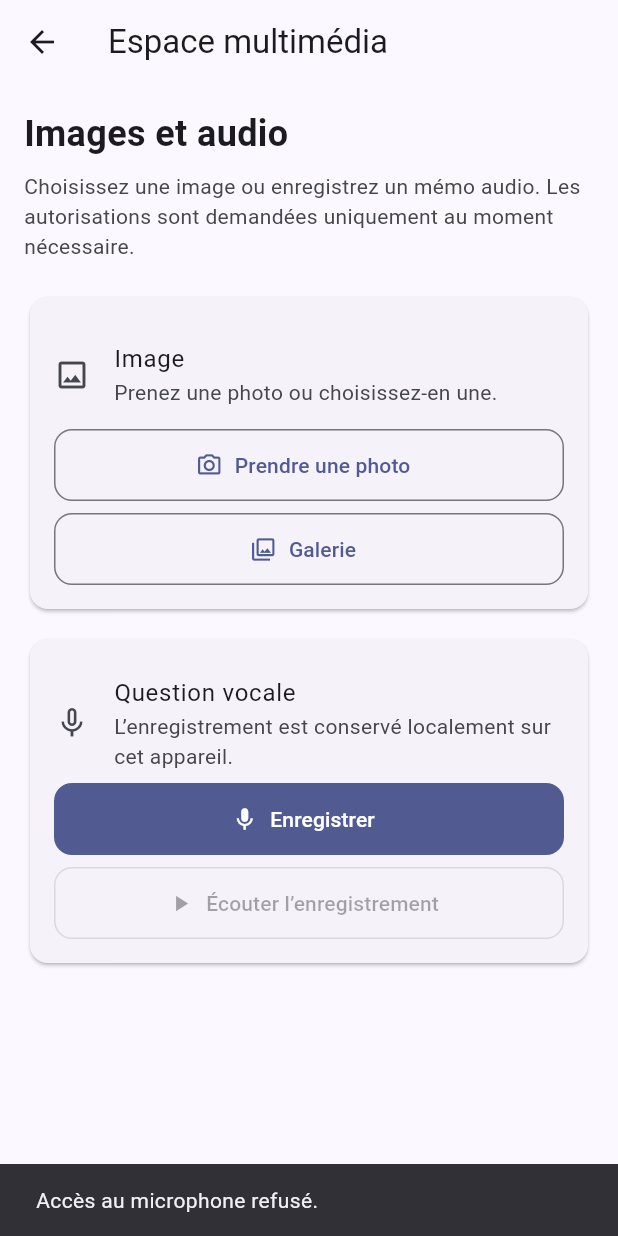
After one commit to Aymen21-n/Emsi-Connect, a Flutter app: the MultimediaPage screen opened directly, after a tap on "Enregistrer", on a phone screen of 412 x 824 dp. The commit adds this screen. Run offline on Flutter 3.47's test engine with Material 3 defaults, Android fonts, the phone set to English and light mode, and no system bars; our stand-ins replace audioplayers, image_picker, permission_handler; missing offline and left inert: record.

Commit message:
Feat : Réalisation du TP5 Partie 2

```diff
--- /dev/null
+++ b/lib/screens/multimedia_page.dart
@@ -0,0 +1,435 @@
+import 'dart:async';
+
+import 'package:audioplayers/audioplayers.dart';
+import 'package:flutter/foundation.dart';
+import 'package:flutter/material.dart';
+import 'package:flutter/services.dart';
+import 'package:image_picker/image_picker.dart';
+import 'package:path/path.dart' as path;
+import 'package:path_provider/path_provider.dart';
+import 'package:permission_handler/permission_handler.dart';
+import 'package:record/record.dart';
+
+class MultimediaPage extends StatefulWidget {
+  const MultimediaPage({super.key});
+
+  @override
+  State<MultimediaPage> createState() => _MultimediaPageState();
+}
+
+class _MultimediaPageState extends State<MultimediaPage> {
+  final ImagePicker _imagePicker = ImagePicker();
+  final AudioRecorder _audioRecorder = AudioRecorder();
+  final AudioPlayer _audioPlayer = AudioPlayer();
+  Uint8List? _imageBytes;
+  String? _imageName;
+  int? _imageSize;
+  String? _audioPath;
+  bool _isRecording = false;
+  bool _isPlaying = false;
+  bool _busy = false;
+  Duration _recordingDuration = Duration.zero;
+  Timer? _recordingTimer;
+  StreamSubscription<PlayerState>? _playerStateSubscription;
+
+  @override
+  void initState() {
+    super.initState();
+    _playerStateSubscription = _audioPlayer.onPlayerStateChanged.listen((
+      state,
+    ) {
+      if (mounted) {
+        setState(() => _isPlaying = state == PlayerState.playing);
+      }
+    });
+  }
+
+  @override
+  void dispose() {
+    _recordingTimer?.cancel();
+    unawaited(_playerStateSubscription?.cancel());
+    unawaited(_audioRecorder.dispose());
+    unawaited(_audioPlayer.dispose());
+    super.dispose();
+  }
+
+  Future<bool> _requestPermission(
+    Permission permission, {
+    required String resource,
+    required String reason,
+  }) async {
+    if (kIsWeb) return true;
+
+    var status = await permission.status;
+    if (status.isGranted) return true;
+
+    if (!mounted) return false;
+    final shouldRequest = await showDialog<bool>(
+      context: context,
+      builder: (context) => AlertDialog(
+        title: Text('Autorisation $resource'),
+        content: Text(reason),
+        actions: [
+          TextButton(
+            onPressed: () => Navigator.pop(context, false),
+            child: const Text('Pas maintenant'),
+          ),
+          FilledButton(
+            onPressed: () => Navigator.pop(context, true),
+            child: const Text('Continuer'),
+          ),
+        ],
+      ),
+    );
+    if (shouldRequest != true) return false;
+
+    status = await permission.request();
+    if (status.isGranted) return true;
+
+    if (!mounted) return false;
+    if (status.isPermanentlyDenied || status.isRestricted) {
+      final openSettings = await showDialog<bool>(
+        context: context,
+        builder: (context) => AlertDialog(
+          title: Text('Accès $resource refusé définitivement'),
+          content: Text(
+            'L’autorisation a été refusée. Vous pouvez la modifier dans les '
+            'paramètres de l’application.',
+          ),
+          actions: [
+            TextButton(
+              onPressed: () => Navigator.pop(context, false),
+              child: const Text('Fermer'),
+            ),
+            FilledButton(
+              onPressed: () => Navigator.pop(context, true),
+              child: const Text('Ouvrir les réglages'),
+            ),
+          ],
+        ),
+      );
+      if (openSettings == true) await openAppSettings();
+    } else {
+      _showMessage('Autorisation $resource refusée.');
+    }
+    return false;
+  }
+
+  Future<void> _pickImage(ImageSource source) async {
+    if (_busy) return;
+    setState(() => _busy = true);
+
+    try {
+      final image = await _imagePicker.pickImage(
+        source: source,
+        imageQuality: 75,
+      );
+      if (!mounted) return;
+      if (image == null) {
+        _showMessage('Sélection annulée.');
+        return;
+      }
+
+      final imageSize = await image.length();
+      final bytes = await image.readAsBytes();
+      if (!mounted) return;
+      setState(() {
+        _imageBytes = bytes;
+        _imageName = image.name;
+        _imageSize = imageSize;
+      });
+    } on PlatformException catch (error) {
+      _showPluginError('Impossible de récupérer cette image', error);
+    } finally {
+      if (mounted) setState(() => _busy = false);
+    }
+  }
+
+  Future<void> _togglePlayback() async {
+    try {
+      if (_isPlaying) {
+        await _audioPlayer.pause();
+      } else {
+        await _playRecording();
+      }
+    } on PlatformException catch (error) {
+      _showPluginError('Impossible de modifier la lecture', error);
+    }
+  }
+
+  Future<void> _toggleRecording() async {
+    if (_isRecording) {
+      await _stopRecording();
+      return;
+    }
+    if (_busy) return;
+    setState(() => _busy = true);
+
+    try {
+      if (!await _requestPermission(
+        Permission.microphone,
+        resource: 'du microphone',
+        reason:
+            'Le microphone est utilisé uniquement pour enregistrer un mémo audio '
+            'sur cet appareil.',
+      )) {
+        return;
+      }
+
+      if (!await _audioRecorder.hasPermission()) {
+        _showMessage('Accès au microphone refusé.');
+        return;
+      }
+
+      final encoder = kIsWeb ? AudioEncoder.wav : AudioEncoder.aacLc;
+      final extension = kIsWeb ? 'wav' : 'm4a';
+      final recordingPath = kIsWeb
+          ? 'emsi_recording.$extension'
+          : path.join(
+              (await getTemporaryDirectory()).path,
+              'question_emsi_${DateTime.now().millisecondsSinceEpoch}.$extension',
+            );
+      await _audioRecorder.start(
+        RecordConfig(encoder: encoder),
+        path: recordingPath,
+      );
+      if (!mounted) return;
+      setState(() {
+        _isRecording = true;
+        _audioPath = null;
+        _recordingDuration = Duration.zero;
+      });
+      _recordingTimer?.cancel();
+      _recordingTimer = Timer.periodic(const Duration(seconds: 1), (_) {
+        if (mounted) {
+          setState(() {
+            _recordingDuration += const Duration(seconds: 1);
+          });
+        }
+      });
+    } on PlatformException catch (error) {
+      _showPluginError('Impossible de démarrer l’enregistrement', error);
+    } finally {
+      if (mounted) setState(() => _busy = false);
+    }
+  }
+
+  Future<void> _stopRecording() async {
+    if (_busy) return;
+    setState(() => _busy = true);
+
+    try {
+      final recordedPath = await _audioRecorder.stop();
+      _recordingTimer?.cancel();
+      _recordingTimer = null;
+      if (!mounted) return;
+      setState(() {
+        _isRecording = false;
+        _audioPath = recordedPath;
+      });
+      _showMessage(
+        recordedPath == null
+            ? 'Aucun fichier enregistré.'
+            : 'Question vocale enregistrée.',
+      );
+    } on PlatformException catch (error) {
+      _recordingTimer?.cancel();
+      _recordingTimer = null;
+      if (mounted) setState(() => _isRecording = false);
+      _showPluginError('Erreur lors de l’arrêt', error);
+    } finally {
+      if (mounted) setState(() => _busy = false);
+    }
+  }
+
+  Future<void> _playRecording() async {
+    final recordingPath = _audioPath;
+    if (recordingPath == null) return;
+
+    try {
+      await _audioPlayer.play(
+        kIsWeb ? UrlSource(recordingPath) : DeviceFileSource(recordingPath),
+      );
+    } on PlatformException catch (error) {
+      _showPluginError('Impossible de lire cet enregistrement', error);
+    }
+  }
+
+  void _showPluginError(String action, PlatformException error) {
+    debugPrint('$action: ${error.message ?? error.code}');
+    _showMessage('$action. Vérifiez les autorisations et réessayez.');
+  }
+
+  void _showMessage(String message) {
+    if (!mounted) return;
+    ScaffoldMessenger.of(context)
+      ..hideCurrentSnackBar()
+      ..showSnackBar(SnackBar(content: Text(message)));
+  }
+
+  String _formatDuration(Duration duration) {
+    final minutes = duration.inMinutes.remainder(60).toString().padLeft(2, '0');
+    final seconds = duration.inSeconds.remainder(60).toString().padLeft(2, '0');
+    if (duration.inHours > 0) {
+      return '${duration.inHours.toString().padLeft(2, '0')}:$minutes:$seconds';
+    }
+    return '$minutes:$seconds';
+  }
+
+  @override
+  Widget build(BuildContext context) {
+    final colors = Theme.of(context).colorScheme;
+
+    return PopScope(
+      canPop: !_isRecording,
+      onPopInvokedWithResult: (didPop, result) {
+        if (!didPop && _isRecording) {
+          _showMessage('Arrêtez l’enregistrement avant de quitter cette page.');
+        }
+      },
+      child: Scaffold(
+        appBar: AppBar(title: const Text('Espace multimédia')),
+        body: SafeArea(
+          child: ListView(
+            padding: const EdgeInsets.all(16),
+            children: [
+              const Text(
+                'Images et audio',
+                style: TextStyle(fontSize: 24, fontWeight: FontWeight.bold),
+              ),
+              const SizedBox(height: 8),
+              Text(
+                'Choisissez une image ou enregistrez un mémo audio. '
+                'Les autorisations sont demandées uniquement au moment nécessaire.',
+                style: TextStyle(color: colors.onSurfaceVariant),
+              ),
+              const SizedBox(height: 20),
+              Card(
+                child: Padding(
+                  padding: const EdgeInsets.all(16),
+                  child: Column(
+                    crossAxisAlignment: CrossAxisAlignment.stretch,
+                    children: [
+                      const ListTile(
+                        contentPadding: EdgeInsets.zero,
+                        leading: Icon(Icons.image_outlined),
+                        title: Text('Image'),
+                        subtitle: Text(
+                          'Prenez une photo ou choisissez-en une.',
+                        ),
+                      ),
+                      OutlinedButton.icon(
+                        onPressed: _busy
+                            ? null
+                            : () => _pickImage(ImageSource.camera),
+                        icon: const Icon(Icons.camera_alt_outlined),
+                        label: const Text('Prendre une photo'),
+                      ),
+                      const SizedBox(height: 8),
+                      OutlinedButton.icon(
+                        onPressed: _busy
+                            ? null
+                            : () => _pickImage(ImageSource.gallery),
+                        icon: const Icon(Icons.photo_library_outlined),
+                        label: const Text('Galerie'),
+                      ),
+                      if (_imageBytes != null) ...[
+                        const SizedBox(height: 16),
+                        ClipRRect(
+                          borderRadius: BorderRadius.circular(12),
+                          child: Image.memory(
+                            _imageBytes!,
+                            height: 220,
+                            fit: BoxFit.cover,
+                          ),
+                        ),
+                        const SizedBox(height: 8),
+                        Text(
+                          _imageName ?? 'Image sélectionnée',
+                          textAlign: TextAlign.center,
+                        ),
+                        Text(
+                          'Taille : ${_imageSize ?? 0} octets',
+                          textAlign: TextAlign.center,
+                        ),
+                        OutlinedButton.icon(
+                          onPressed: _busy
+                              ? null
+                              : () {
+                                  setState(() {
+                                    _imageBytes = null;
+                                    _imageName = null;
+                                    _imageSize = null;
+                                  });
+                                },
+                          icon: const Icon(Icons.delete_outline),
+                          label: const Text('Effacer l’image'),
+                        ),
+                      ],
+                    ],
+                  ),
+                ),
+              ),
+              const SizedBox(height: 12),
+              Card(
+                child: Padding(
+                  padding: const EdgeInsets.all(16),
+                  child: Column(
+                    crossAxisAlignment: CrossAxisAlignment.stretch,
+                    children: [
+                      const ListTile(
+                        contentPadding: EdgeInsets.zero,
+                        leading: Icon(Icons.mic_none),
+                        title: Text('Question vocale'),
+                        subtitle: Text(
+                          'L’enregistrement est conservé localement sur cet appareil.',
+                        ),
+                      ),
+                      FilledButton.icon(
+                        onPressed: _busy ? null : _toggleRecording,
+                        icon: Icon(_isRecording ? Icons.stop : Icons.mic),
+                        label: Text(_isRecording ? 'Arrêter' : 'Enregistrer'),
+                      ),
+                      if (_isRecording || _audioPath != null) ...[
+                        const SizedBox(height: 8),
+                        Text(
+                          'Durée : ${_formatDuration(_recordingDuration)}',
+                          textAlign: TextAlign.center,
+                          style: TextStyle(color: colors.onSurfaceVariant),
+                        ),
+                      ],
+                      const SizedBox(height: 8),
+                      OutlinedButton.icon(
+                        onPressed: _audioPath == null || _isRecording
+                            ? null
+                            : _togglePlayback,
+                        icon: Icon(_isPlaying ? Icons.pause : Icons.play_arrow),
+                        label: Text(
+                          _isPlaying
+                              ? 'Lecture en cours'
+                              : 'Écouter l’enregistrement',
+                        ),
+                      ),
+                      if (_audioPath != null && !_isRecording) ...[
+                        const SizedBox(height: 8),
+                        Text(
+                          'Un enregistrement est prêt à être écouté.',
+                          textAlign: TextAlign.center,
+                          style: TextStyle(color: colors.onSurfaceVariant),
+                        ),
+                      ],
+                    ],
+                  ),
+                ),
+              ),
+              if (_busy) ...[
+                const SizedBox(height: 12),
+                const LinearProgressIndicator(),
+              ],
+            ],
+          ),
+        ),
+      ),
+    );
+  }
+}
--- a/pubspec.yaml
+++ b/pubspec.yaml
@@ -34,6 +34,12 @@ dependencies:
   # The following adds the Cupertino Icons font to your application.
   # Use with the CupertinoIcons class for iOS style icons.
   cupertino_icons: ^1.0.8
+  image_picker: ^1.2.4
+  record: ^7.2.0
+  audioplayers: ^6.8.1
+  permission_handler: 12.0.3
+  path_provider: ^2.1.6
+  path: ^1.9.1
 
 dev_dependencies:
   flutter_test:
```
Also changed, not shown: lib/screens/home_page.dart (+14 -0 lines), reponses_tp5.txt (added, +46 -0 lines), pubspec.lock, 8 other files.
